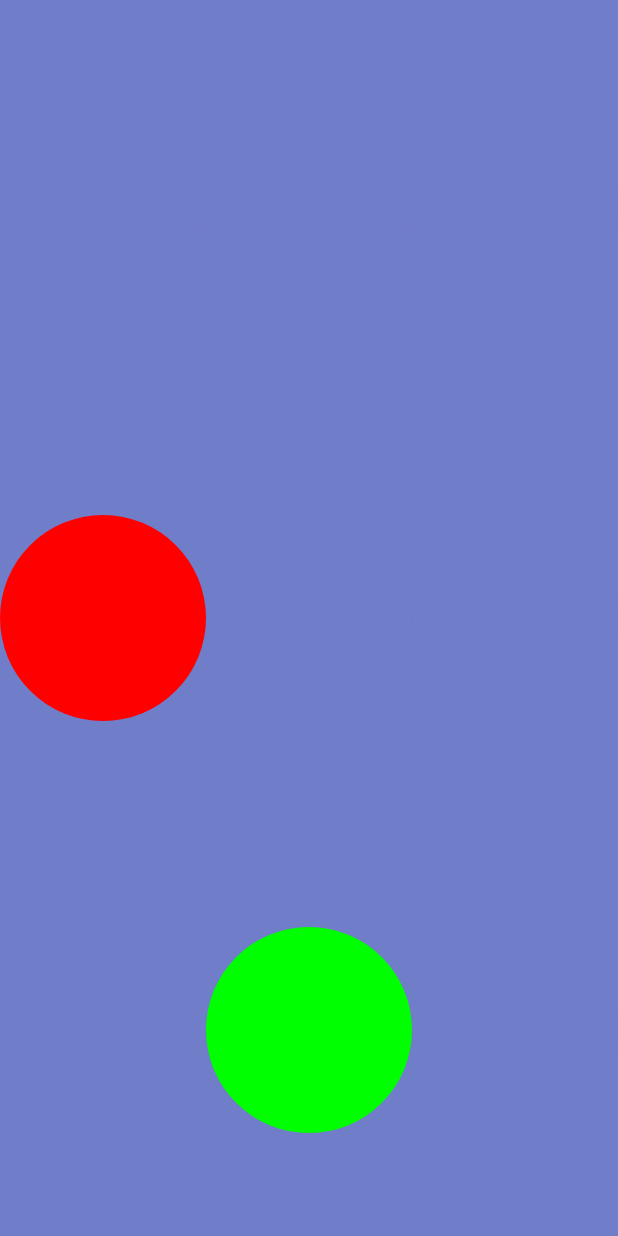
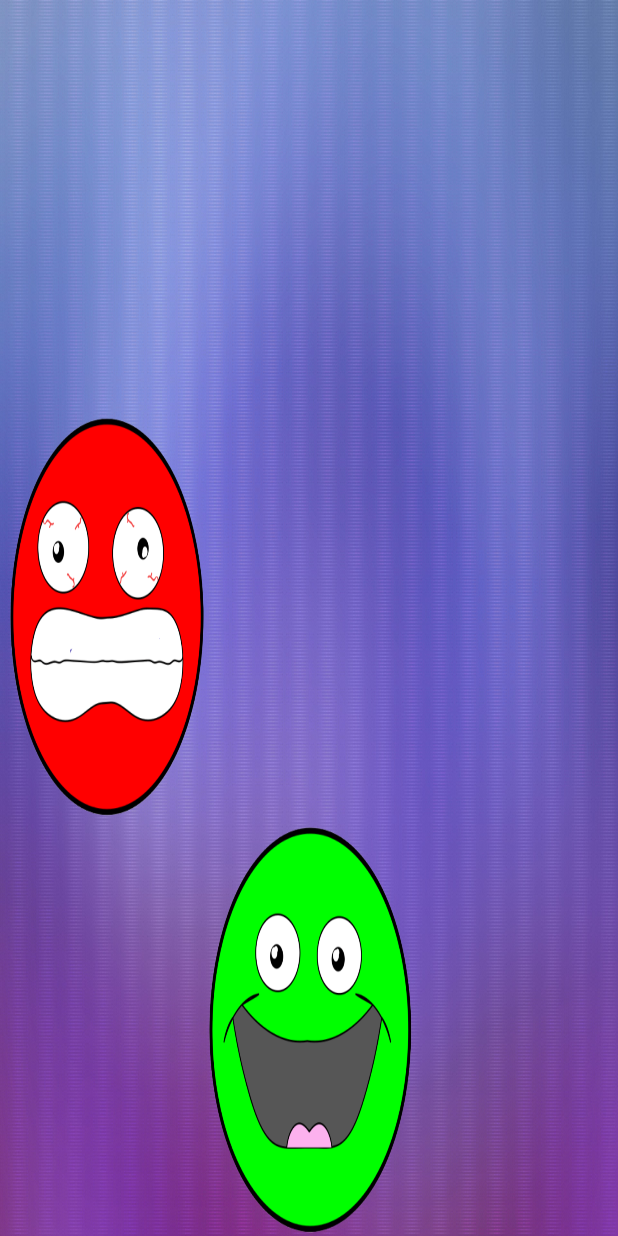
Before and after one commit to yakirarie/DollarFrenzyApp, an Android app: the Game screen opened directly, with no data from a screen before it, on a phone screen of 412 x 824 dp. Run offline under Robolectric (Android 15) with nearby library versions, the phone set to English and light mode, and no system bars.

Commit message:
more design

```diff
--- a/app/src/main/AndroidManifest.xml
+++ b/app/src/main/AndroidManifest.xml
@@ -8,7 +8,7 @@
         android:icon="@mipmap/ic_launcher"
         android:label="@string/app_name"
         android:roundIcon="@mipmap/ic_launcher_round"
-        android:supportsRtl="false"
+        android:supportsRtl="true"
         android:theme="@style/noAnimTheme"
         tools:ignore="GoogleAppIndexingWarning">
         <service android:name=".Services.MusicService"
--- a/app/src/main/java/com/example/dollarfrenzy/Views/ScreenView.java
+++ b/app/src/main/java/com/example/dollarfrenzy/Views/ScreenView.java
@@ -14,7 +14,7 @@ import com.example.dollarfrenzy.ClassObjects.Board;
 import com.example.dollarfrenzy.R;
 
 public class ScreenView extends View {
-    private Paint mPaint = new Paint();
+//    private Paint mPaint = new Paint();
     private Board mBoard;
 
     public ScreenView(Context context, @Nullable AttributeSet attrs) {
@@ -27,29 +27,30 @@ public class ScreenView extends View {
     @Override
     protected void onDraw(Canvas canvas) {
         super.onDraw(canvas);
+        Drawable d = getResources().getDrawable(R.drawable.background_play, null);
+        d.setBounds(getLeft(), getTop(), getRight(), getBottom());
+        d.draw(canvas);
 
         if(mBoard != null){
             float tileSizeX = (float)getWidth()/mBoard.getSize();
             float tileSizeY = (float)getHeight()/mBoard.getSize();
-            float circleSize = Math.min(tileSizeX,tileSizeY)/2;
+//            float circleSize = Math.min(tileSizeX,tileSizeY)/2;
             for(int i=0 ;i<mBoard.getSize();i++){
                 for(int j=0;j<mBoard.getSize();j++){
                     switch (mBoard.getMatrix()[i][j]){
-                        case Board.EMPTY:
-                            mPaint.setColor(ContextCompat.getColor(getContext(),R.color.canvas));
-                            break;
                         case Board.FRUIT:
-                            mPaint.setColor(Color.RED);
+                            d = getResources().getDrawable(R.drawable.red, null);
+                            d.setBounds((int)(i*tileSizeX), (int)(j*tileSizeY), (int)((i+1)*tileSizeX), (int)((j+1)*tileSizeY));
+                            d.draw(canvas);
                             break;
                         case Board.PLAYER:
-                            mPaint.setColor(Color.GREEN);
-//                            Drawable d = getResources().getDrawable(R.drawable.pixeredrush, null);
-//                            d.setBounds((int)(i*tileSizeX), (int)(j*tileSizeY), (int)((i+1)*tileSizeX), (int)((j+1)*tileSizeY));
-//                            d.draw(canvas);
+                            d = getResources().getDrawable(R.drawable.green, null);
+                            d.setBounds((int)(i*tileSizeX), (int)(j*tileSizeY), (int)((i+1)*tileSizeX), (int)((j+1)*tileSizeY));
+                            d.draw(canvas);
                             break;
                     }
 
-                    canvas.drawCircle(i*tileSizeX+tileSizeX/2f , j*tileSizeY+tileSizeY/2f,circleSize,mPaint);
+//                    canvas.drawCircle(i*tileSizeX+tileSizeX/2f , j*tileSizeY+tileSizeY/2f,circleSize,mPaint);
                 }
             }
 
```
Also changed, not shown: app/src/main/java/com/example/dollarfrenzy/Activities/Game.java (+28 -16 lines), app/src/main/res/layout/dialog.xml (added, +44 -0 lines), app/src/main/res/drawable/background_play.png (added), app/src/main/res/drawable/green.png (added), app/src/main/res/drawable/red.png (added).
